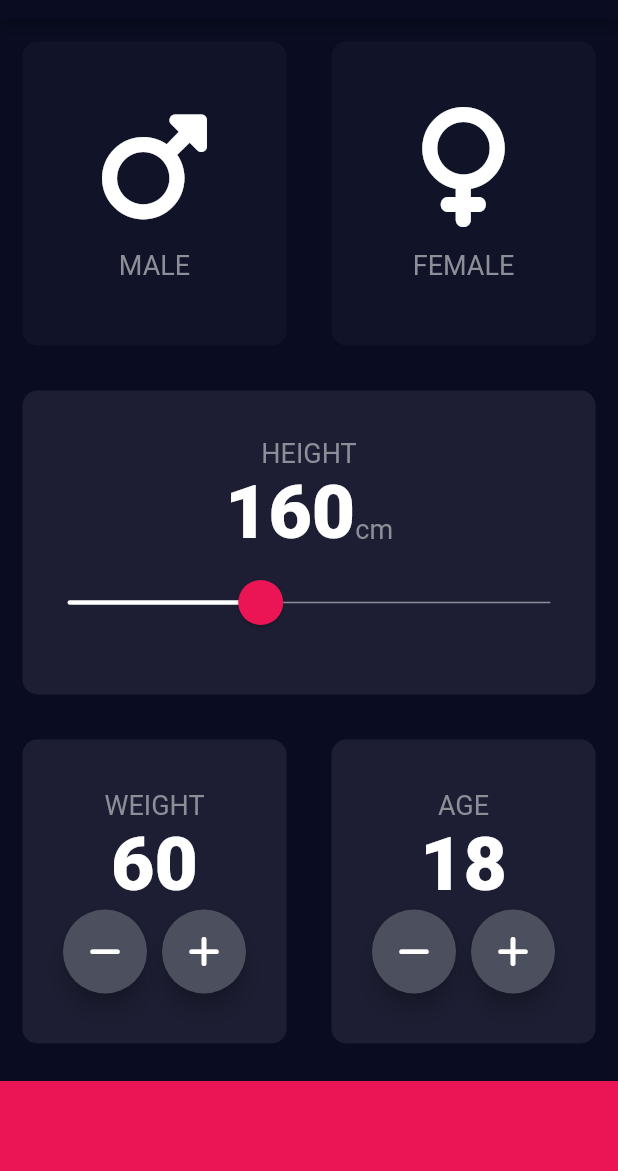
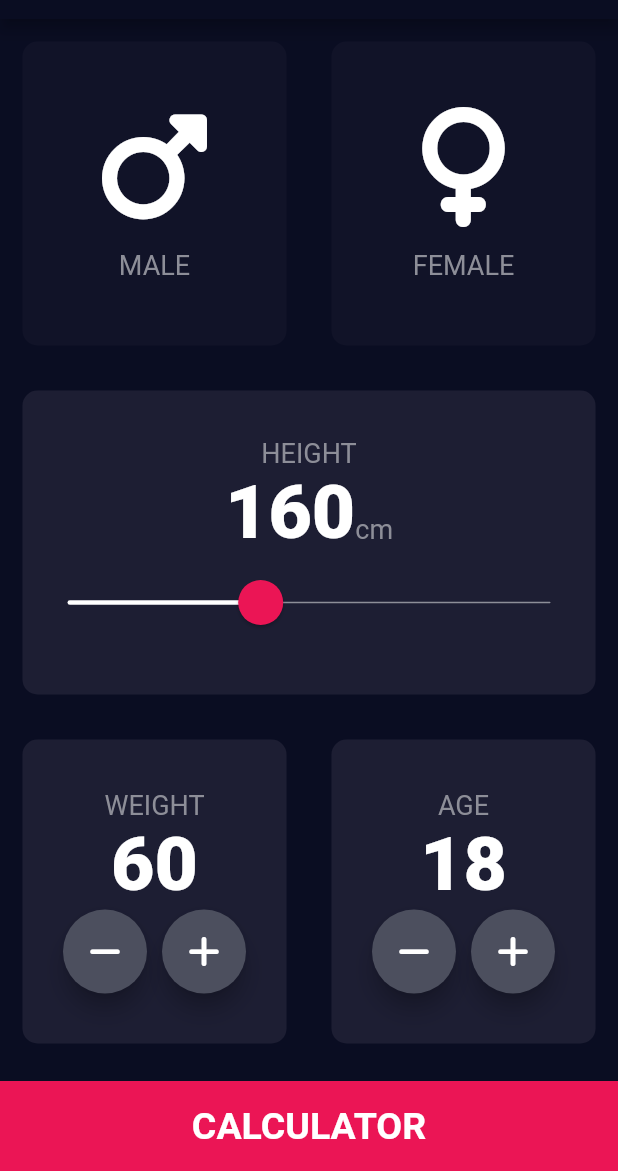
Before and after one commit to HeratUni-CS/bmi-calculator-SayedNawid, a Flutter app: the screen it shows after launch, on a phone screen of 412 x 824 dp, the part 65-1236 px from its top. Run offline on Flutter 3.47's test engine with Material 2 defaults, Android fonts, the phone set to English and light mode, and no system bars; our stand-ins replace font_awesome_flutter.

Commit message:
add some class component and create some folder for class

```diff
--- /dev/null
+++ b/lib/component/buttonButton.dart
@@ -0,0 +1,32 @@
+import 'package:bmi_starting/screens/result_page.dart';
+import 'package:flutter/material.dart';
+
+import '../constants.dart';
+
+
+
+class ButtonButton extends StatelessWidget {
+ final String? title ;
+ final VoidCallback? onTap ;
+
+   ButtonButton({required this.title ,required this.onTap}) ;
+
+
+  @override
+  Widget build(BuildContext context) {
+    return GestureDetector(
+      onTap:onTap ,
+      child: Container(
+        child: Center(
+            child: Text(
+          title!,
+          style: kLargButtonTextStyle,
+        )),
+        color: buttomCardColor,
+        margin: const EdgeInsets.only(top: 10),
+        width: double.infinity,
+        height: bottomHeight,
+      ),
+    );
+  }
+}
--- a/lib/resuable_card.dart
+++ b/lib/component/resuable_card.dart
@@ -1,5 +1,5 @@
 import 'package:flutter/material.dart';
-import 'constants.dart';
+import '../constants.dart';
 
 class ReusableCard extends StatelessWidget {
   final Color? color ;
--- a/lib/main.dart
+++ b/lib/main.dart
@@ -1,15 +1,16 @@
+import 'package:bmi_starting/screens/input_page.dart';
 import 'package:flutter/material.dart';
 
-import 'input_page.dart';
 void main() => runApp(BMICalculator());
 
 class BMICalculator extends StatelessWidget {
   @override
   Widget build(BuildContext context) {
     return MaterialApp(
+      debugShowCheckedModeBanner: false,
       theme: ThemeData.dark().copyWith(
         primaryColor: const Color(0xFF0A0D22),
-        scaffoldBackgroundColor:const Color(0xFF0A0D22  ),
+        scaffoldBackgroundColor: const Color(0xFF0A0D22),
       ),
       home: InputPage(),
     );
--- a/lib/input_page.dart
+++ b/lib/screens/input_page.dart
@@ -1,10 +1,13 @@
-import 'package:bmi_starting/result_page.dart';
-import 'package:bmi_starting/roundIconButton.dart';
+import 'package:bmi_starting/screens/result_page.dart';
+import 'package:bmi_starting/component/roundIconButton.dart';
 import 'package:flutter/material.dart';
 import 'package:font_awesome_flutter/font_awesome_flutter.dart';
-import 'constants.dart';
-import 'icon_content.dart';
-import 'resuable_card.dart';
+import '../component/buttonButton.dart';
+import '../component/icon_content.dart';
+import '../component/resuable_card.dart';
+import '../constants.dart';
+
+
 
 class InputPage extends StatefulWidget {
   @override
@@ -200,16 +203,16 @@ class _InputPageState extends State<InputPage> {
               ],
             ),
           ),
-          GestureDetector(
-            onTap: (){
-              Navigator.push(context, MaterialPageRoute(builder: ((context) => ResultPage())));
+          ButtonButton(
+            title: "CALCULATOR",
+            onTap: () {
+              Navigator.push(
+                context,
+                MaterialPageRoute(
+                  builder: (context) => ResultPage(),
+                ),
+              );
             },
-            child: Container(
-              color: buttomCardColor,
-              margin: const EdgeInsets.only(top: 10),
-              width: double.infinity,
-              height: bottomHeight,
-            ),
           ),
         ],
       ),
```
Also changed, not shown: lib/constants.dart (+26 -2 lines), lib/result_page.dart (deleted, +0 -15 lines), lib/screens/result_page.dart (added, +78 -0 lines), lib/component/icon_content.dart (renamed from lib/icon_content.dart), lib/component/roundIconButton.dart (renamed from lib/roundIconButton.dart).
